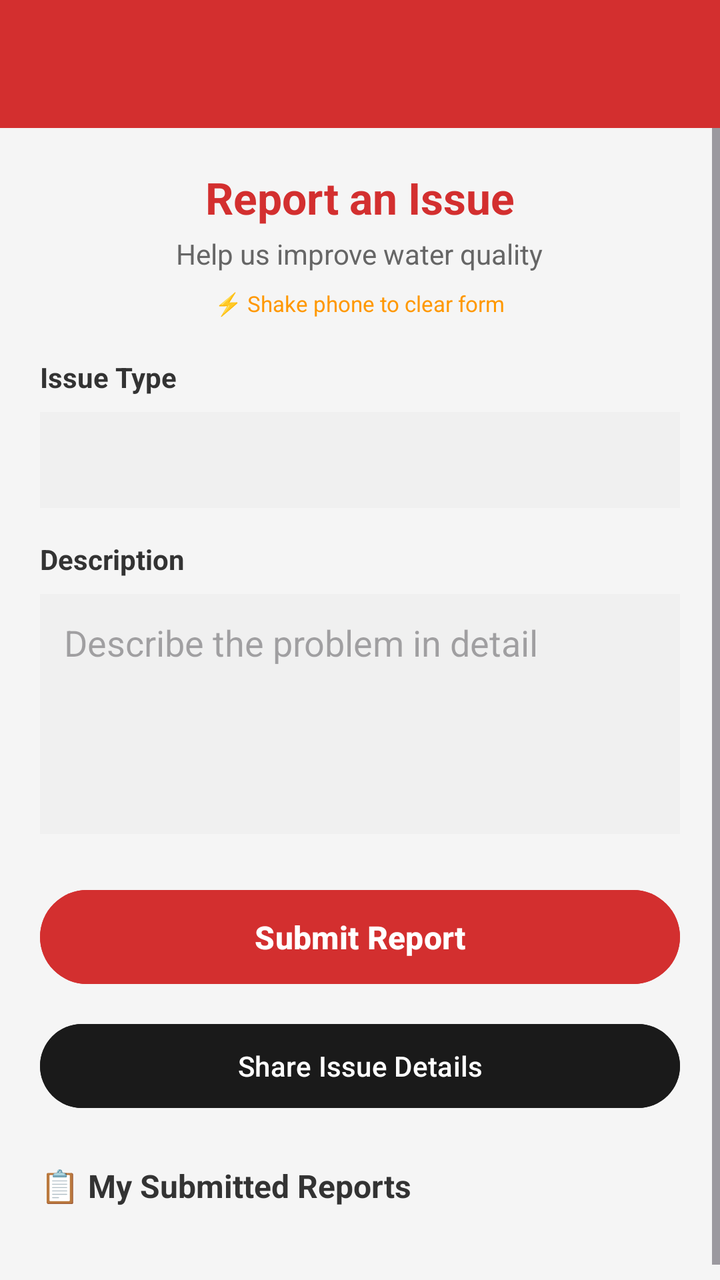
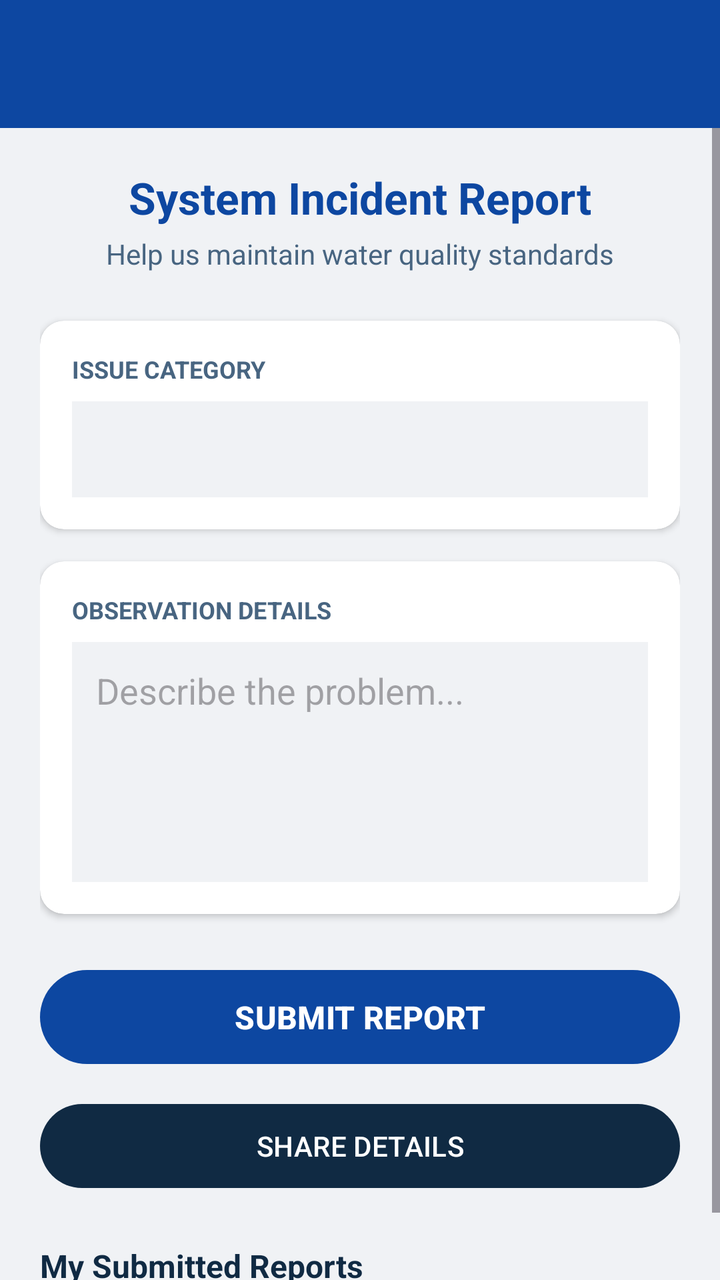

Screens rendered from an Android XML layout before and after an edit, with the pre-edit source and the edit as a unified diff.
<!-- AndroidManifest.xml: application theme Theme.WaterFilter -->
<!-- res/layout/activity_report_issue.xml -->
<?xml version="1.0" encoding="utf-8"?>
<LinearLayout xmlns:android="http://schemas.android.com/apk/res/android"
    xmlns:app="http://schemas.android.com/apk/res-auto"
    android:layout_width="match_parent"
    android:layout_height="match_parent"
    android:orientation="vertical"
    android:background="#F5F5F5">

    
    <androidx.appcompat.widget.Toolbar
        android:id="@+id/toolbar"
        android:layout_width="match_parent"
        android:layout_height="?attr/actionBarSize"
        android:background="#D32F2F"
        android:theme="@style/ThemeOverlay.AppCompat.Dark.ActionBar" />

    <ScrollView
        android:layout_width="match_parent"
        android:layout_height="match_parent">

        <LinearLayout
            android:layout_width="match_parent"
            android:layout_height="wrap_content"
            android:orientation="vertical"
            android:padding="20dp"
            android:paddingBottom="80dp">

            
            <LinearLayout
                android:layout_width="match_parent"
                android:layout_height="wrap_content"
                android:orientation="vertical"
                android:gravity="center"
                android:layout_marginBottom="20dp">

                <TextView
                    android:layout_width="wrap_content"
                    android:layout_height="wrap_content"
                    android:text="Report an Issue"
                    android:textSize="22sp"
                    android:textStyle="bold"
                    android:textColor="#D32F2F" />

                <TextView
                    android:layout_width="wrap_content"
                    android:layout_height="wrap_content"
                    android:text="Help us improve water quality"
                    android:textSize="14sp"
                    android:textColor="#666666"
                    android:layout_marginTop="4dp" />

                <TextView
                    android:layout_width="wrap_content"
                    android:layout_height="wrap_content"
                    android:text="⚡ Shake phone to clear form"
                    android:textSize="11sp"
                    android:textColor="#FF9800"
                    android:layout_marginTop="8dp" />
            </LinearLayout>

            
            <TextView
                android:layout_width="wrap_content"
                android:layout_height="wrap_content"
                android:text="Issue Type"
                android:textSize="14sp"
                android:textStyle="bold"
                android:textColor="#333333"
                android:layout_marginBottom="8dp" />

            <Spinner
                android:id="@+id/spinnerIssueType"
                android:layout_width="match_parent"
                android:layout_height="48dp"
                android:background="#F0F0F0"
                android:padding="12dp"
                android:layout_marginBottom="16dp" />

            
            <TextView
                android:layout_width="wrap_content"
                android:layout_height="wrap_content"
                android:text="Description"
                android:textSize="14sp"
                android:textStyle="bold"
                android:textColor="#333333"
                android:layout_marginBottom="8dp" />

            <EditText
                android:id="@+id/editTextDescription"
                android:layout_width="match_parent"
                android:layout_height="120dp"
                android:hint="Describe the problem in detail"
                android:gravity="top"
                android:inputType="textMultiLine"
                android:padding="12dp"
                android:background="#F0F0F0"
                android:layout_marginBottom="24dp" />

            
            <Button
                android:id="@+id/btnSubmitReport"
                android:layout_width="match_parent"
                android:layout_height="55dp"
                android:text="Submit Report"
                android:textSize="16sp"
                android:textStyle="bold"
                android:backgroundTint="#D32F2F"
                android:textColor="@android:color/white"
                android:layout_marginBottom="12dp" />

            
            <Button
                android:id="@+id/btnShareIssue"
                android:layout_width="match_parent"
                android:layout_height="50dp"
                android:text="Share Issue Details"
                android:textSize="14sp"
                android:backgroundTint="#1A1A1A"
                android:textColor="@android:color/white" />

            
            <TextView
                android:id="@+id/txtStatus"
                android:layout_width="match_parent"
                android:layout_height="wrap_content"
                android:layout_marginTop="16dp"
                android:textSize="14sp"
                android:gravity="center"
                android:padding="12dp"
                android:visibility="gone" />

            
            <TextView
                android:layout_width="wrap_content"
                android:layout_height="wrap_content"
                android:text="📋 My Submitted Reports"
                android:textSize="16sp"
                android:textStyle="bold"
                android:textColor="#333333"
                android:layout_marginTop="24dp"
                android:layout_marginBottom="8dp" />

            <androidx.recyclerview.widget.RecyclerView
                android:id="@+id/rvMyReports"
                android:layout_width="match_parent"
                android:layout_height="wrap_content"
                android:layout_marginBottom="16dp"
                android:nestedScrollingEnabled="false" />

        </LinearLayout>
    </ScrollView>
</LinearLayout>
<!-- resources referenced by this layout -->
<resources>
  <style name="Theme.WaterFilter" parent="Base.Theme.WaterFilter" />
  <style name="Base.Theme.WaterFilter" parent="Theme.Material3.DayNight.NoActionBar">
          
      </style>
</resources>

<!-- the commit's change to res/layout/activity_report_issue.xml (unified diff, before → after) -->
@@ -4,15 +4,16 @@
     android:layout_width="match_parent"
     android:layout_height="match_parent"
     android:orientation="vertical"
-    android:background="#F5F5F5">
+    android:background="@color/bg_app">
 
     
     <androidx.appcompat.widget.Toolbar
         android:id="@+id/toolbar"
         android:layout_width="match_parent"
         android:layout_height="?attr/actionBarSize"
-        android:background="#D32F2F"
-        android:theme="@style/ThemeOverlay.AppCompat.Dark.ActionBar" />
+        android:background="@color/primary"
+        app:titleTextColor="@color/white"
+        android:elevation="4dp" />
 
     <ScrollView
         android:layout_width="match_parent"
@@ -31,82 +32,95 @@
                 android:layout_height="wrap_content"
                 android:orientation="vertical"
                 android:gravity="center"
-                android:layout_marginBottom="20dp">
+                android:layout_marginBottom="24dp">
 
                 <TextView
                     android:layout_width="wrap_content"
                     android:layout_height="wrap_content"
-                    android:text="Report an Issue"
+                    android:text="System Incident Report"
                     android:textSize="22sp"
                     android:textStyle="bold"
-                    android:textColor="#D32F2F" />
+                    android:textColor="@color/primary" />
 
                 <TextView
                     android:layout_width="wrap_content"
                     android:layout_height="wrap_content"
-                    android:text="Help us improve water quality"
+                    android:text="Help us maintain water quality standards"
                     android:textSize="14sp"
-                    android:textColor="#666666"
+                    android:textColor="@color/text_secondary"
                     android:layout_marginTop="4dp" />
-
-                <TextView
-                    android:layout_width="wrap_content"
-                    android:layout_height="wrap_content"
-                    android:text="⚡ Shake phone to clear form"
-                    android:textSize="11sp"
-                    android:textColor="#FF9800"
-                    android:layout_marginTop="8dp" />
             </LinearLayout>
 
             
-            <TextView
-                android:layout_width="wrap_content"
+            <androidx.cardview.widget.CardView
+                android:layout_width="match_parent"
                 android:layout_height="wrap_content"
-                android:text="Issue Type"
-                android:textSize="14sp"
-                android:textStyle="bold"
-                android:textColor="#333333"
-                android:layout_marginBottom="8dp" />
-
-            <Spinner
-                android:id="@+id/spinnerIssueType"
-                android:layout_width="match_parent"
-                android:layout_height="48dp"
-                android:background="#F0F0F0"
-                android:padding="12dp"
-                android:layout_marginBottom="16dp" />
+                android:layout_marginBottom="16dp"
+                app:cardCornerRadius="12dp"
+                app:cardElevation="2dp">
+                <LinearLayout
+                    android:layout_width="match_parent"
+                    android:layout_height="wrap_content"
+                    android:orientation="vertical"
+                    android:padding="16dp">
+                    <TextView
+                        android:layout_width="wrap_content"
+                        android:layout_height="wrap_content"
+                        android:text="ISSUE CATEGORY"
+                        android:textSize="12sp"
+                        android:textStyle="bold"
+                        android:textColor="@color/text_secondary"
+                        android:layout_marginBottom="8dp" />
+                    <Spinner
+                        android:id="@+id/spinnerIssueType"
+                        android:layout_width="match_parent"
+                        android:layout_height="48dp"
+                        android:background="@color/bg_app" />
+                </LinearLayout>
+            </androidx.cardview.widget.CardView>
 
             
-            <TextView
-                android:layout_width="wrap_content"
+            <androidx.cardview.widget.CardView
+                android:layout_width="match_parent"
                 android:layout_height="wrap_content"
-                android:text="Description"
-                android:textSize="14sp"
-                android:textStyle="bold"
-                android:textColor="#333333"
-                android:layout_marginBottom="8dp" />
-
-            <EditText
-                android:id="@+id/editTextDescription"
-                android:layout_width="match_parent"
-                android:layout_height="120dp"
-                android:hint="Describe the problem in detail"
-                android:gravity="top"
-                android:inputType="textMultiLine"
-                android:padding="12dp"
-                android:background="#F0F0F0"
-                android:layout_marginBottom="24dp" />
+                android:layout_marginBottom="24dp"
+                app:cardCornerRadius="12dp"
+                app:cardElevation="2dp">
+                <LinearLayout
+                    android:layout_width="match_parent"
+                    android:layout_height="wrap_content"
+                    android:orientation="vertical"
+                    android:padding="16dp">
+                    <TextView
+                        android:layout_width="wrap_content"
+                        android:layout_height="wrap_content"
+                        android:text="OBSERVATION DETAILS"
+                        android:textSize="12sp"
+                        android:textStyle="bold"
+                        android:textColor="@color/text_secondary"
+                        android:layout_marginBottom="8dp" />
+                    <EditText
+                        android:id="@+id/editTextDescription"
+                        android:layout_width="match_parent"
+                        android:layout_height="120dp"
+                        android:hint="Describe the problem..."
+                        android:gravity="top"
+                        android:inputType="textMultiLine"
+                        android:padding="12dp"
+                        android:background="@color/bg_app" />
+                </LinearLayout>
+            </androidx.cardview.widget.CardView>
 
             
             <Button
                 android:id="@+id/btnSubmitReport"
                 android:layout_width="match_parent"
                 android:layout_height="55dp"
-                android:text="Submit Report"
+                android:text="SUBMIT REPORT"
                 android:textSize="16sp"
                 android:textStyle="bold"
-                android:backgroundTint="#D32F2F"
-                android:textColor="@android:color/white"
+                app:backgroundTint="@color/primary"
+                android:textColor="@color/white"
                 android:layout_marginBottom="12dp" />
 
             
@@ -114,10 +128,9 @@
                 android:id="@+id/btnShareIssue"
                 android:layout_width="match_parent"
                 android:layout_height="50dp"
-                android:text="Share Issue Details"
-                android:textSize="14sp"
-                android:backgroundTint="#1A1A1A"
-                android:textColor="@android:color/white" />
+                android:text="SHARE DETAILS"
+                app:backgroundTint="@color/text_primary"
+                android:textColor="@color/white" />
 
             
             <TextView
@@ -127,25 +140,23 @@
                 android:layout_marginTop="16dp"
                 android:textSize="14sp"
                 android:gravity="center"
-                android:padding="12dp"
                 android:visibility="gone" />
 
             
             <TextView
                 android:layout_width="wrap_content"
                 android:layout_height="wrap_content"
-                android:text="📋 My Submitted Reports"
+                android:text="My Submitted Reports"
                 android:textSize="16sp"
                 android:textStyle="bold"
-                android:textColor="#333333"
+                android:textColor="@color/text_primary"
                 android:layout_marginTop="24dp"
-                android:layout_marginBottom="8dp" />
+                android:layout_marginBottom="12dp" />
 
             <androidx.recyclerview.widget.RecyclerView
                 android:id="@+id/rvMyReports"
                 android:layout_width="match_parent"
                 android:layout_height="wrap_content"
-                android:layout_marginBottom="16dp"
                 android:nestedScrollingEnabled="false" />
 
         </LinearLayout>
<!-- resource entries referenced after the edit -->
@@ -1,5 +1,10 @@
 <!-- resources referenced by this layout -->
 <resources>
+  <color name="bg_app">#F0F2F5</color>
+  <color name="primary">#0D47A1</color>
+  <color name="text_primary">#102A43</color>
+  <color name="text_secondary">#486581</color>
+  <color name="white">#FFFFFF</color>
   <style name="Theme.WaterFilter" parent="Base.Theme.WaterFilter" />
   <style name="Base.Theme.WaterFilter" parent="Theme.Material3.DayNight.NoActionBar">
           
